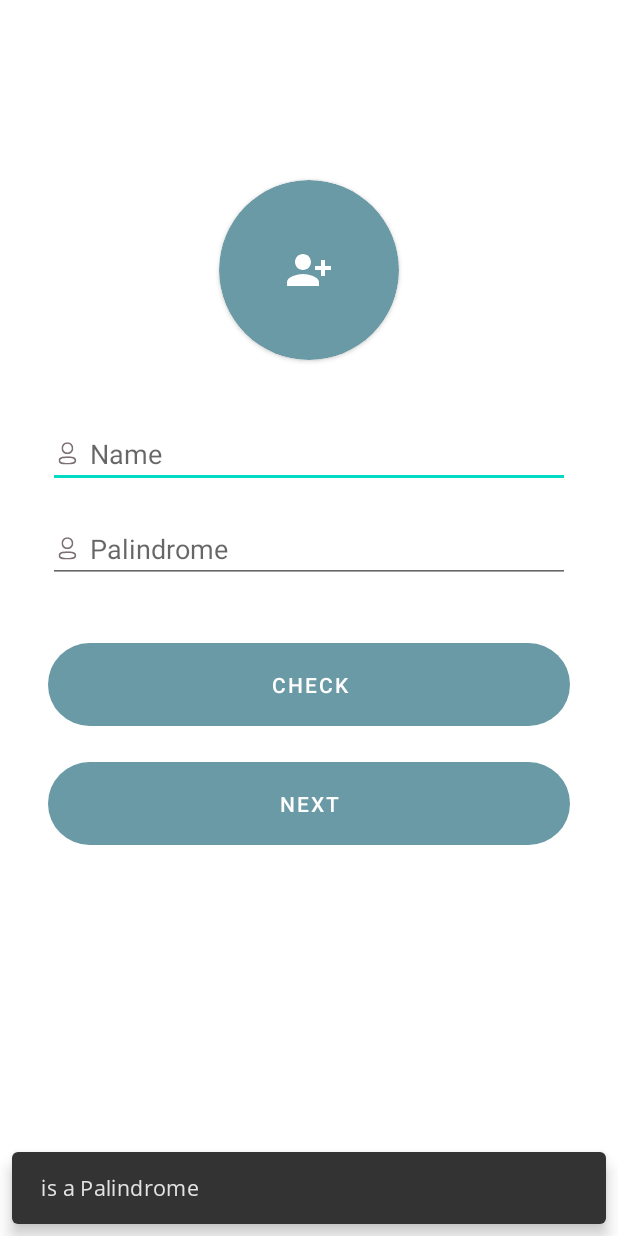
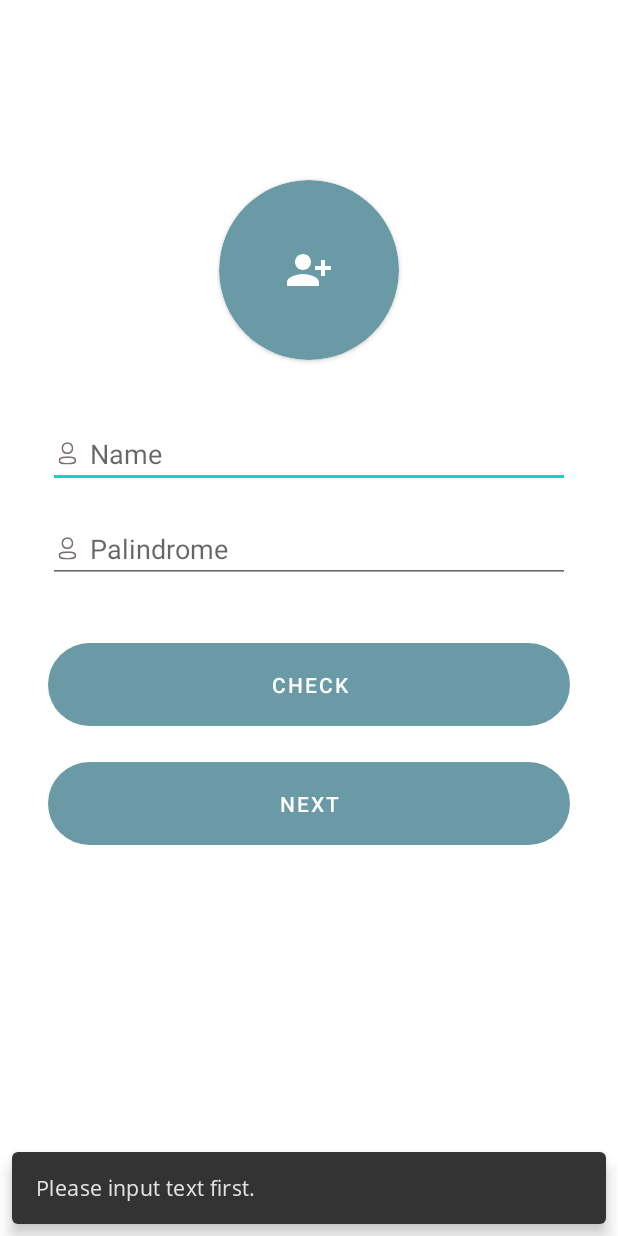
Before and after one commit to daffaya/Polindrome, an Android app: the screen it shows after launch (CheckActivity), after a tap on "CHECK", on a phone screen of 412 x 824 dp. Run offline under Robolectric (Android 15) with nearby library versions, the phone set to English and light mode, and no system bars; our stand-ins replace paging.

Commit message:
Add checking if if the palindrome is empty

```diff
--- a/app/src/main/java/com/kumaa/palindrome/ui/check/CheckActivity.kt
+++ b/app/src/main/java/com/kumaa/palindrome/ui/check/CheckActivity.kt
@@ -29,7 +29,11 @@ class CheckActivity : AppCompatActivity() {
     private fun setupAction(){
         binding.btnCheck.setOnClickListener {
             sentence = binding.etPalindrome.text.toString()
-            viewModel.performPalindromeCheck(sentence)
+            if (sentence.isEmpty()){
+                showSnackBar(getString(R.string.check_required))
+            }else{
+                viewModel.performPalindromeCheck(sentence)
+            }
         }
 
         viewModel.checkResult.observe(this) { isPalindrome ->
--- a/app/src/main/res/values/strings.xml
+++ b/app/src/main/res/values/strings.xml
@@ -10,7 +10,7 @@
     <string name="first_fragment_label">First Fragment</string>
     <string name="second_fragment_label">Second Fragment</string>
     <string name="previous">Previous</string>
-
+    <string name="check_required">Please input text first.</string>
     <string name="name_required">Name is required</string>
     <string name="email">Email</string>
     <string name="back_button">Back Button</string>
```
